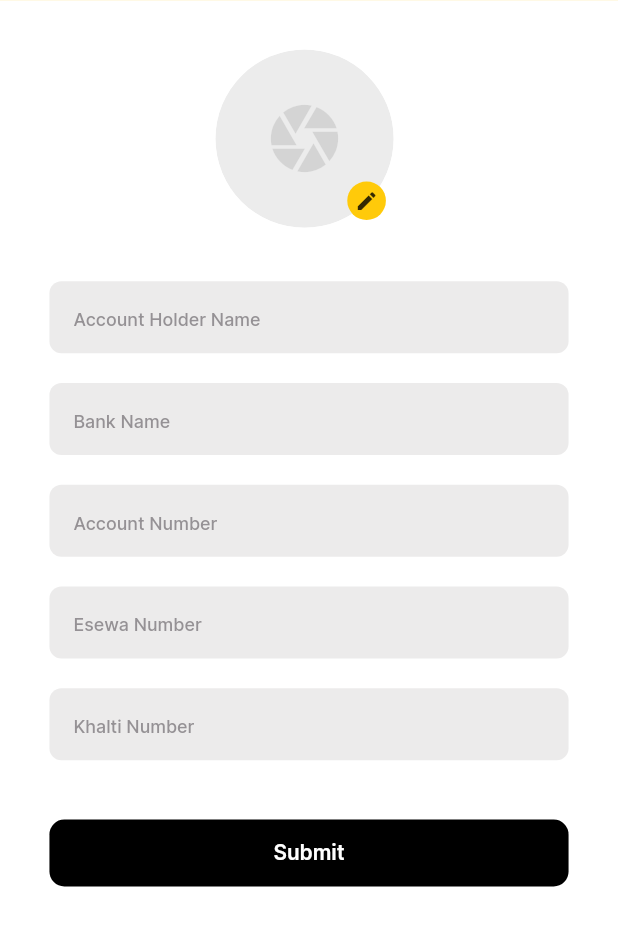
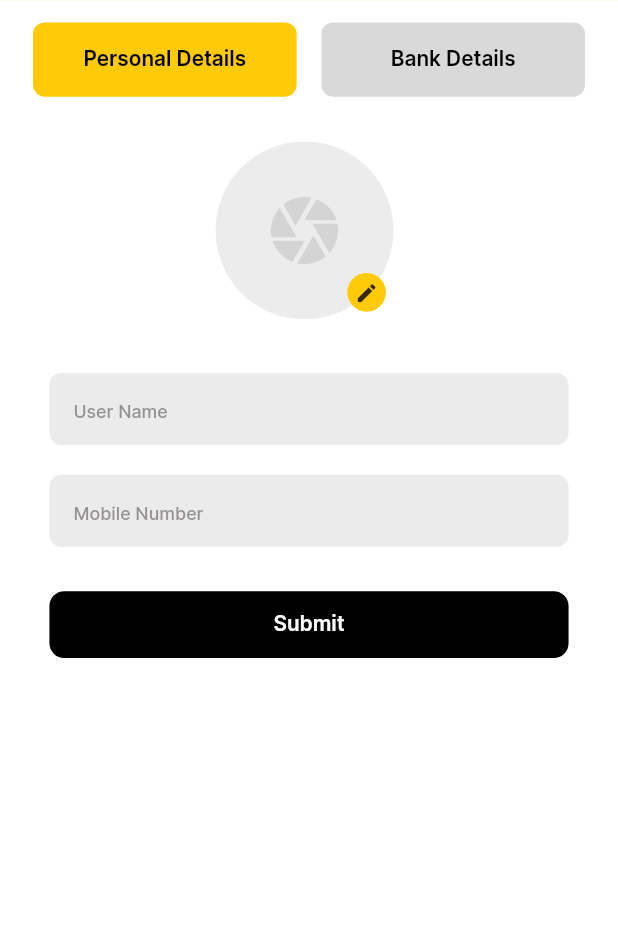
Before and after one commit to Anikshakya/Pecon, a Flutter app: the ProfileFormPage screen opened directly, on a phone screen of 412 x 824 dp, the part 92-1038 px from its top. Run offline on Flutter 3.47's test engine with Material 3 defaults, Android fonts, the light colour scheme and no system bars; our stand-ins replace carousel_slider, dio, flutter_screenutil, get, get_storage, image_cropper and 1 more; missing offline and left inert: qr_code_scanner, scan; accounts and stored records are empty.

Commit message:
[modifeid profile form page] - bank form and profile form sepeated

```diff
--- a/lib/src/view/profile_form_page.dart
+++ b/lib/src/view/profile_form_page.dart
@@ -21,12 +21,20 @@ class _ProfileFormPageState extends State<ProfileFormPage> {
 
   dynamic changedProfileImage;
 
-  // Text Editing Controllers
-  final TextEditingController nameController = TextEditingController();
-  final TextEditingController bankController = TextEditingController();
-  final TextEditingController accNoController = TextEditingController();
-  final TextEditingController esewaController = TextEditingController();
-  final TextEditingController khaltiController = TextEditingController();
+
+  // Profile Text Editing Controllers
+  final TextEditingController nameController     = TextEditingController();
+  final TextEditingController numController      = TextEditingController();
+
+  // Bank Text Editing Controllers
+  final TextEditingController accNameController  = TextEditingController();
+  final TextEditingController bankController     = TextEditingController();
+  final TextEditingController accNoController    = TextEditingController();
+  final TextEditingController esewaController    = TextEditingController();
+  final TextEditingController khaltiController   = TextEditingController();
+
+  //current form view
+  bool isProfileView = true;
 
   @override
   void initState() {
@@ -55,16 +63,168 @@ class _ProfileFormPageState extends State<ProfileFormPage> {
         child: SingleChildScrollView(
           physics: const BouncingScrollPhysics(),
           child: Padding(
-            padding: EdgeInsets.all(30.w),
+            padding: EdgeInsets.symmetric(horizontal: 20.w, vertical: 15.0.h),
+            child: Column(
+              children: [
+                Row(
+                  mainAxisAlignment: MainAxisAlignment.spaceBetween,
+                  children: [
+                    //get profile form button
+                    InkWell(
+                      onTap: () {
+                        setState(() {
+                          isProfileView = true;
+                        });
+                      },
+                      child: Container(
+                        height: 50.h,
+                        width: 160.w,
+                        decoration: BoxDecoration(
+                          borderRadius: BorderRadius.circular(8.r),
+                          color: isProfileView ? primary : black.withOpacity(0.15)
+                        ),
+                        child: Center(child: Text("Personal Details", style: poppinsSemiBold(size: 14.sp, color: black),)),
+                      ),
+                    ),
+                    //get bank form button
+                    InkWell(
+                      onTap: () {
+                        setState(() {
+                          isProfileView = false;
+                        });
+                      },
+                      child: Container(
+                        height: 50.h,
+                        width: 160.w,
+                        decoration: BoxDecoration(
+                          borderRadius: BorderRadius.circular(8.r),
+                          color: isProfileView ? black.withOpacity(0.15) : primary
+                        ),
+                        child: Center(child: Text("Bank Details", style: poppinsSemiBold(size: 14.sp, color: black),)),
+                      ),
+                    ),
+                  ],
+                ),
+                //form
+                isProfileView
+                  ? profileView()
+                  : bankView(),
+                //submitButton
+                submitButton()
+              ],
+            ),
+          ),
+        ),
+      ),
+    );
+  }
+
+  //profileView
+  profileView(){
+    return Padding(
+      padding: EdgeInsets.symmetric(horizontal: 10.w, vertical: 30.0.h),
       child: Column(
         children: [
           changeProfilePic(),
           SizedBox(height: 30.h,),
-                profileInfoForms(),
+          profileInfoForm(),
         ],
       )
+    );
+  }
+
+  //profile form
+  profileInfoForm() {
+    return Form(
+      key: formKey,
+      child: Column(
+        children: [
+          //Name
+          CustomTextFormField(
+            controller: nameController,
+            textInputAction: TextInputAction.next,
+            headingText: "User Name",
+            filledColor: gray.withOpacity(0.2),
           ),
+          SizedBox(height: 20.h),
+          //number
+          CustomTextFormField(
+            controller: numController,
+            textInputAction: TextInputAction.next,
+            headingText: "Mobile Number",
+            filledColor: gray.withOpacity(0.2),
           ),
+        ],
+      ),
+    );
+  }
+
+  //bankView
+  bankView(){
+    return Padding(
+      padding: EdgeInsets.symmetric(horizontal: 10.w, vertical: 30.0.h),
+      child: Column(
+        children: [
+          bankInfoForm(),
+        ],
+      )
+    );
+  }
+
+  //bank form
+  bankInfoForm() {
+    return Form(
+      key: formKey,
+      child: Column(
+        children: [
+          //Name
+          CustomTextFormField(
+            controller: accNameController,
+            textInputAction: TextInputAction.next,
+            headingText: "Account Holder Name",
+            filledColor: gray.withOpacity(0.2),
+          ),
+          SizedBox(height: 20.h),
+          //bank name
+          CustomTextFormField(
+            controller: bankController,
+            textInputAction: TextInputAction.next,
+            headingText: "Bank Name",
+            filledColor: gray.withOpacity(0.2),
+          ),
+          SizedBox(height: 20.h),
+          //bank acc no
+          CustomTextFormField(
+            controller: accNoController,
+            textInputAction: TextInputAction.next,
+            headingText: "Account Number",
+            filledColor: gray.withOpacity(0.2),
+          ),
+          SizedBox(height: 20.h),
+          //esewa number
+          CustomTextFormField(
+            controller: esewaController,
+            textInputAction: TextInputAction.next,
+            keyboardType: TextInputType.number,
+            headingText: "Esewa Number",
+            filledColor: gray.withOpacity(0.2),
+            validator: (value) => value != null && value.length == 10
+                ? null
+                : "Enter a valid 10-digit mobile number",
+          ),
+          SizedBox(height: 20.h),
+          //khalti number
+          CustomTextFormField(
+            controller: khaltiController,
+            textInputAction: TextInputAction.next,
+            keyboardType: TextInputType.number,
+            headingText: "Khalti Number",
+            filledColor: gray.withOpacity(0.2),
+            validator: (value) => value != null && value.length == 10
+                ? null
+                : "Enter a valid 10-digit mobile number",
+          ),
+        ],
       ),
     );
   }
@@ -212,63 +372,14 @@ class _ProfileFormPageState extends State<ProfileFormPage> {
     );
   }
 
-  //profile form
-  profileInfoForms() {
-    return Form(
-      key: formKey,
-      child: Column(
-        children: [
-          //Name
-          CustomTextFormField(
-            controller: nameController,
-            textInputAction: TextInputAction.next,
-            headingText: "Account Holder Name",
-            filledColor: gray.withOpacity(0.2),
-          ),
-          SizedBox(height: 20.h),
-          //bank name
-          CustomTextFormField(
-            controller: bankController,
-            textInputAction: TextInputAction.next,
-            headingText: "Bank Name",
-            filledColor: gray.withOpacity(0.2),
-          ),
-          SizedBox(height: 20.h),
-          //bank acc no
-          CustomTextFormField(
-            controller: accNoController,
-            textInputAction: TextInputAction.next,
-            headingText: "Account Number",
-            filledColor: gray.withOpacity(0.2),
-          ),
-          SizedBox(height: 20.h),
-          //esewa number
-          CustomTextFormField(
-            controller: esewaController,
-            textInputAction: TextInputAction.next,
-            keyboardType: TextInputType.number,
-            headingText: "Esewa Number",
-            filledColor: gray.withOpacity(0.2),
-            validator: (value) => value != null && value.length == 10
-                ? null
-                : "Enter a valid 10-digit mobile number",
-          ),
-          SizedBox(height: 20.h),
-          //khalti number
-          CustomTextFormField(
-            controller: khaltiController,
-            textInputAction: TextInputAction.next,
-            keyboardType: TextInputType.number,
-            headingText: "Khalti Number",
-            filledColor: gray.withOpacity(0.2),
-            validator: (value) => value != null && value.length == 10
-                ? null
-                : "Enter a valid 10-digit mobile number",
-          ),
-          SizedBox(height: 40.h),
+  //submit button
+  submitButton() {
+    return
     // Submit Button
     // Obx(()=>
-            Center(
+      Padding(
+        padding: EdgeInsets.symmetric(horizontal: 10.0.w),
+        child: Center(
           child: CustomButton(
             width: double.infinity,
             // isLoading: authCon.isLoginLoading.value,
@@ -279,9 +390,7 @@ class _ProfileFormPageState extends State<ProfileFormPage> {
             text: "Submit",
           ),
         ),
+      );
     // ),
-        ],
-      ),
-    );
   }
 }
```
Also changed, not shown: lib/src/widgets/customer_service_dialog.dart (+20 -0 lines), assets/images/facebook.png (added), assets/images/logo_white.png (deleted). Lines whose indentation alone changed are shown as unchanged.
